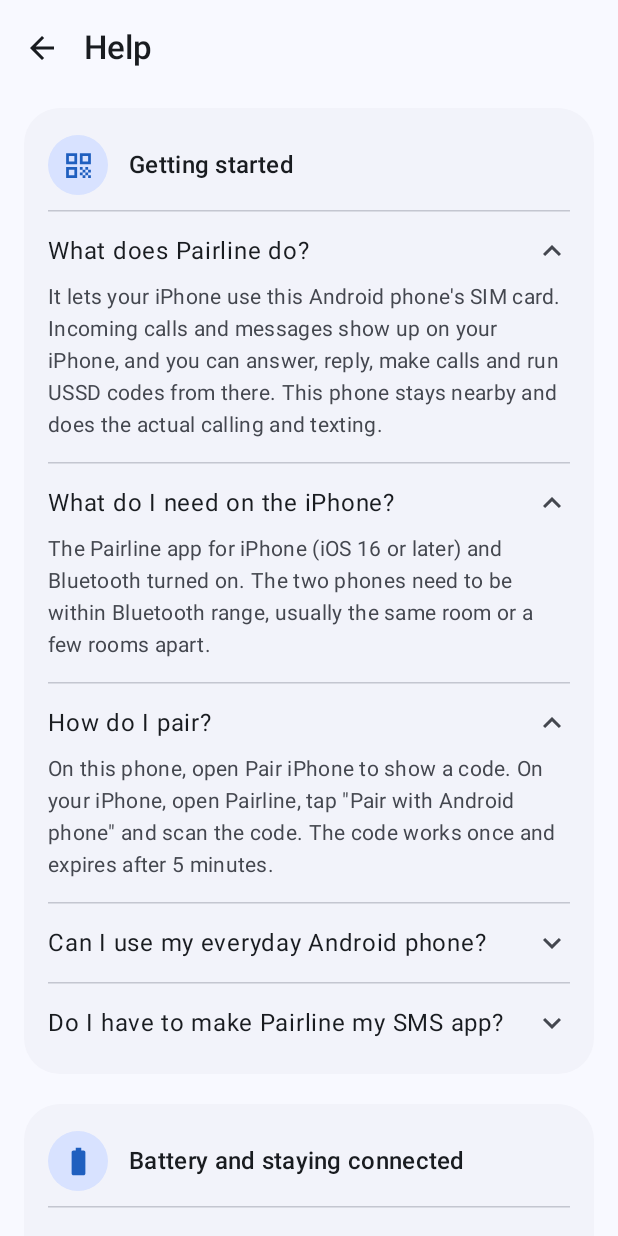
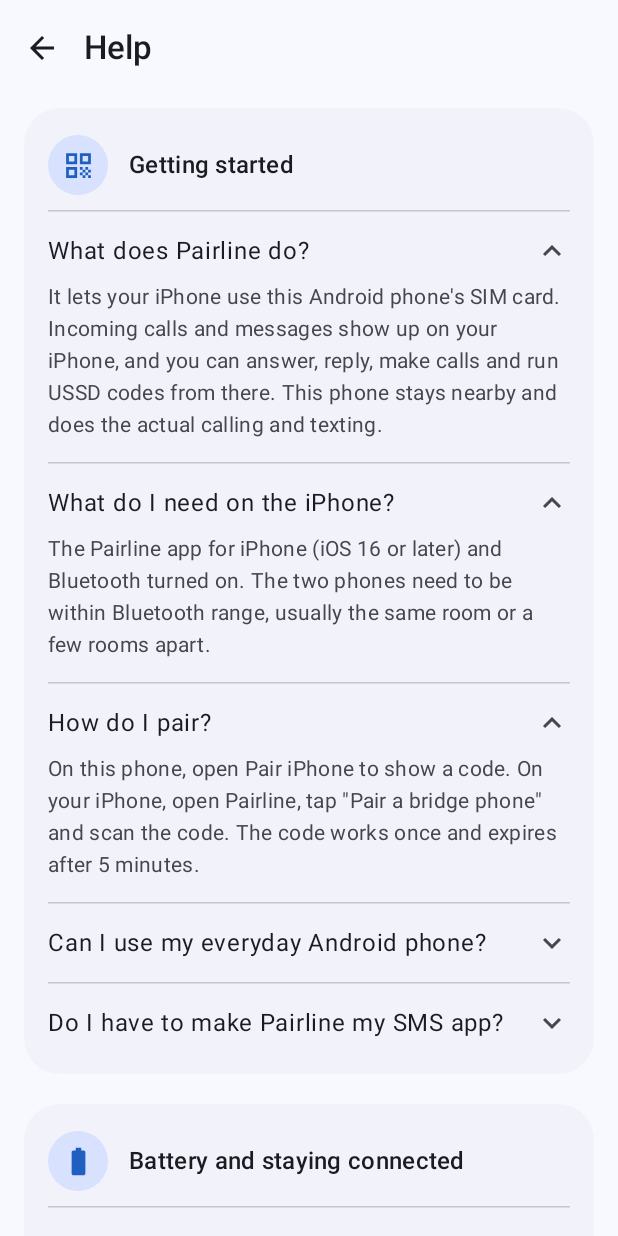
Before and after one commit to mirzaaghazadeh/pairline, an Android app built with Jetpack Compose: the composable HelpScreen shown on its own in the app's theme, after a tap on "How do I pair?", on a phone screen of 412 x 824 dp. Run offline under Robolectric (Android 15) with nearby library versions, the phone set to English and light mode, and no system bars; 2 other taps on this screen came first.

Commit message:
Android: name the iPhone's real pair button in pairing help (EN/FA/AR); PRIVACY: contact adding is built
Android told users to tap 'Pair with Android phone', but the iPhone button is 'Pair a bridge phone' (and its
Persian and Arabic forms). PRIVACY.md still marked adding contacts from the iPhone as M4.

```diff
--- a/android/app/src/main/res/values/strings.xml
+++ b/android/app/src/main/res/values/strings.xml
@@ -117,7 +117,7 @@
     <!-- Pairing -->
     <string name="pair_title">Pair your iPhone</string>
     <string name="pair_step_1">Install Pairline on your iPhone and open it.</string>
-    <string name="pair_step_2">Tap \"Pair with Android phone\".</string>
+    <string name="pair_step_2">Tap \"Pair a bridge phone\".</string>
     <string name="pair_step_3">Point your iPhone\'s camera at this code.</string>
     <string name="pair_expires">Code expires in %1$s</string>
     <string name="pair_new_code">New code</string>
@@ -272,7 +272,7 @@
     <string name="help_q_iphone">What do I need on the iPhone?</string>
     <string name="help_a_iphone">The Pairline app for iPhone (iOS 16 or later) and Bluetooth turned on. The two phones need to be within Bluetooth range, usually the same room or a few rooms apart.</string>
     <string name="help_q_pair">How do I pair?</string>
-    <string name="help_a_pair">On this phone, open Pair iPhone to show a code. On your iPhone, open Pairline, tap \"Pair with Android phone\" and scan the code. The code works once and expires after 5 minutes.</string>
+    <string name="help_a_pair">On this phone, open Pair iPhone to show a code. On your iPhone, open Pairline, tap \"Pair a bridge phone\" and scan the code. The code works once and expires after 5 minutes.</string>
     <string name="help_q_spare">Can I use my everyday Android phone?</string>
     <string name="help_a_spare">Yes. A spare phone that only serves as the bridge is simplest, though: it can stay on the charger, and nothing else on it competes for battery or permissions.</string>
     <string name="help_q_default_sms">Do I have to make Pairline my SMS app?</string>
```
Also changed, not shown: 3 other files.
